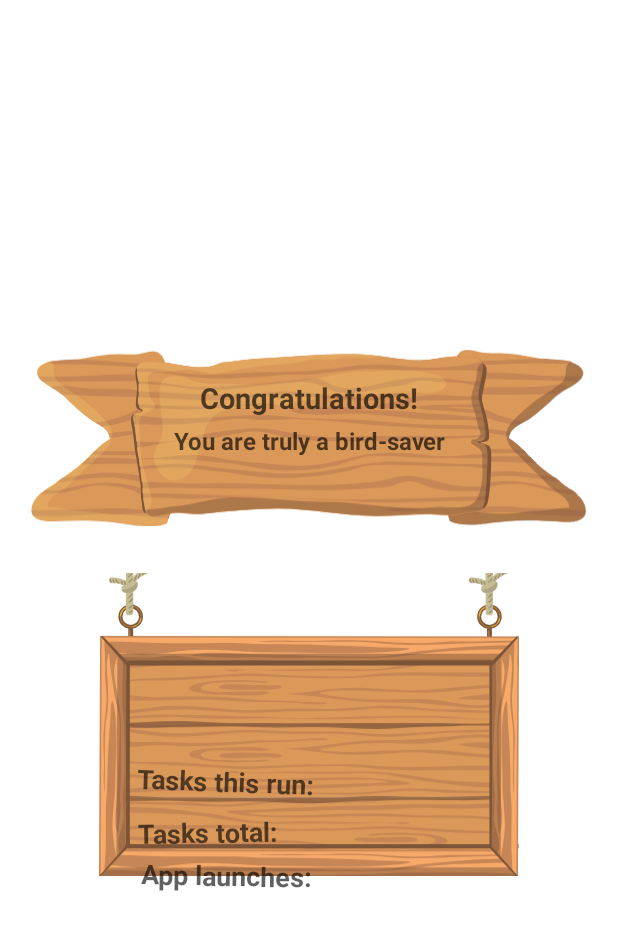
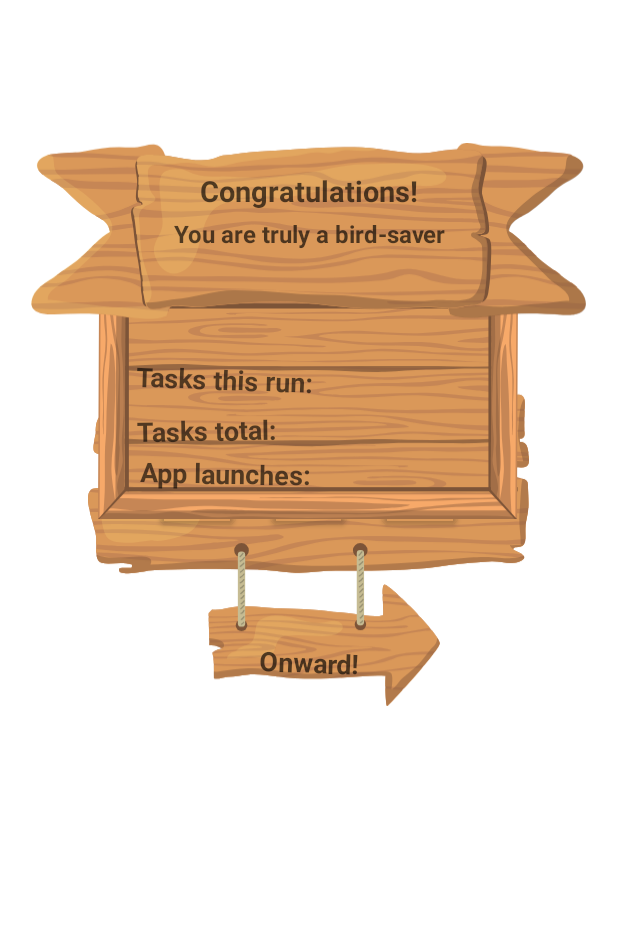
Before and after one commit to RedC4ke/Kalm, an Android app built with Jetpack Compose: the layout fragment_completed.xml on its own in the app's theme, with its tools: preview values and no code run, on a phone screen of 412 x 824 dp. Shown: the top 930 px of the screen. Run offline under Robolectric (Android 15) with nearby library versions, the phone set to English and light mode, and no system bars; Roboto replaces fonts that are not available here.

Commit message:
v0.0.5 - SPRRRRRINGS

```diff
--- a/app/build.gradle
+++ b/app/build.gradle
@@ -57,4 +57,5 @@ dependencies {
 
     //Misc
     implementation 'nl.dionsegijn:konfetti:1.3.2'
+    implementation("androidx.dynamicanimation:dynamicanimation:1.0.0")
 }
--- a/app/src/main/res/layout/fragment_completed.xml
+++ b/app/src/main/res/layout/fragment_completed.xml
@@ -1,25 +1,28 @@
 <?xml version="1.0" encoding="utf-8"?>
-<androidx.constraintlayout.widget.ConstraintLayout xmlns:android="http://schemas.android.com/apk/res/android"
+<RelativeLayout xmlns:android="http://schemas.android.com/apk/res/android"
     xmlns:app="http://schemas.android.com/apk/res-auto"
     xmlns:tools="http://schemas.android.com/tools"
     android:layout_width="wrap_content"
-    android:layout_height="wrap_content"
-    android:layout_gravity="center">
+    android:layout_height="match_parent"
+    android:layout_gravity="center|top"
+    android:orientation="vertical">
 
     <androidx.constraintlayout.widget.ConstraintLayout
+        android:id="@+id/completedBGBottomCL"
         android:layout_width="wrap_content"
         android:layout_height="wrap_content"
-        android:layout_marginTop="100dp"
-        app:layout_constraintEnd_toEndOf="parent"
-        app:layout_constraintHorizontal_bias="0.0"
-        app:layout_constraintStart_toStartOf="parent"
-        app:layout_constraintTop_toTopOf="parent"
-        tools:visibility="gone">
+        android:layout_below="@id/completedBGMiddleCL"
+        android:layout_centerInParent="true"
+        android:layout_gravity="center"
+        android:layout_marginTop="-130dp"
+        android:visibility="visible"
+        tools:visibility="visible">
 
         <ImageView
             android:id="@+id/imageView4"
             android:layout_width="294dp"
             android:layout_height="250dp"
+            android:visibility="visible"
             app:layout_constraintEnd_toEndOf="parent"
             app:layout_constraintStart_toStartOf="parent"
             app:layout_constraintTop_toTopOf="parent"
@@ -113,11 +116,17 @@
     </androidx.constraintlayout.widget.ConstraintLayout>
 
     <androidx.constraintlayout.widget.ConstraintLayout
-        android:layout_width="match_parent"
-        android:layout_height="match_parent"
-        app:layout_constraintEnd_toEndOf="@+id/constraintLayout"
-        app:layout_constraintStart_toStartOf="@+id/constraintLayout"
-        app:layout_constraintTop_toBottomOf="@+id/constraintLayout"
+        android:id="@+id/completedBGMiddleCL"
+        android:layout_width="wrap_content"
+        android:layout_height="wrap_content"
+        android:layout_below="@id/comppletedBGHeadCL"
+        android:layout_centerInParent="true"
+        android:layout_gravity="center"
+        android:layout_marginTop="-130dp"
+        android:visibility="visible"
+        app:layout_constraintEnd_toEndOf="parent"
+        app:layout_constraintStart_toStartOf="parent"
+        app:layout_constraintTop_toBottomOf="@+id/comppletedBGHeadCL"
         tools:visibility="visible">
 
         <ImageView
@@ -127,8 +136,7 @@
             app:layout_constraintEnd_toEndOf="parent"
             app:layout_constraintStart_toStartOf="parent"
             app:layout_constraintTop_toTopOf="parent"
-            app:srcCompat="@drawable/mockup_completedbg"
-            android:translationY="-30dp"/>
+            app:srcCompat="@drawable/mockup_completedbg" />
 
         <TextView
             android:id="@+id/textView7"
@@ -178,9 +186,17 @@
     </androidx.constraintlayout.widget.ConstraintLayout>
 
     <androidx.constraintlayout.widget.ConstraintLayout
-        android:id="@+id/constraintLayout"
-        android:layout_width="match_parent"
-        android:layout_height="match_parent"
+        android:id="@+id/comppletedBGHeadCL"
+        android:layout_width="wrap_content"
+        android:layout_height="wrap_content"
+        android:layout_centerInParent="false"
+        android:layout_centerHorizontal="true"
+        android:layout_gravity="center"
+        android:layout_marginTop="64dp"
+        android:visibility="visible"
+        app:layout_constraintEnd_toEndOf="parent"
+        app:layout_constraintStart_toStartOf="parent"
+        app:layout_constraintTop_toTopOf="parent"
         tools:visibility="visible">
 
         <ImageView
@@ -210,7 +226,7 @@
 
         <TextView
             android:id="@+id/textView4"
-            android:layout_width="240dp"
+            android:layout_width="210dp"
             android:layout_height="wrap_content"
             android:layout_marginTop="8dp"
             android:fontFamily="@font/bungee_inline"
@@ -226,4 +242,4 @@
             app:layout_constraintTop_toBottomOf="@+id/textView5" />
     </androidx.constraintlayout.widget.ConstraintLayout>
 
-</androidx.constraintlayout.widget.ConstraintLayout>
+</RelativeLayout>
```
Also changed, not shown: app/src/main/java/com/redc4ke/kalm/ui/CompletedFragment.kt (+70 -2 lines).
